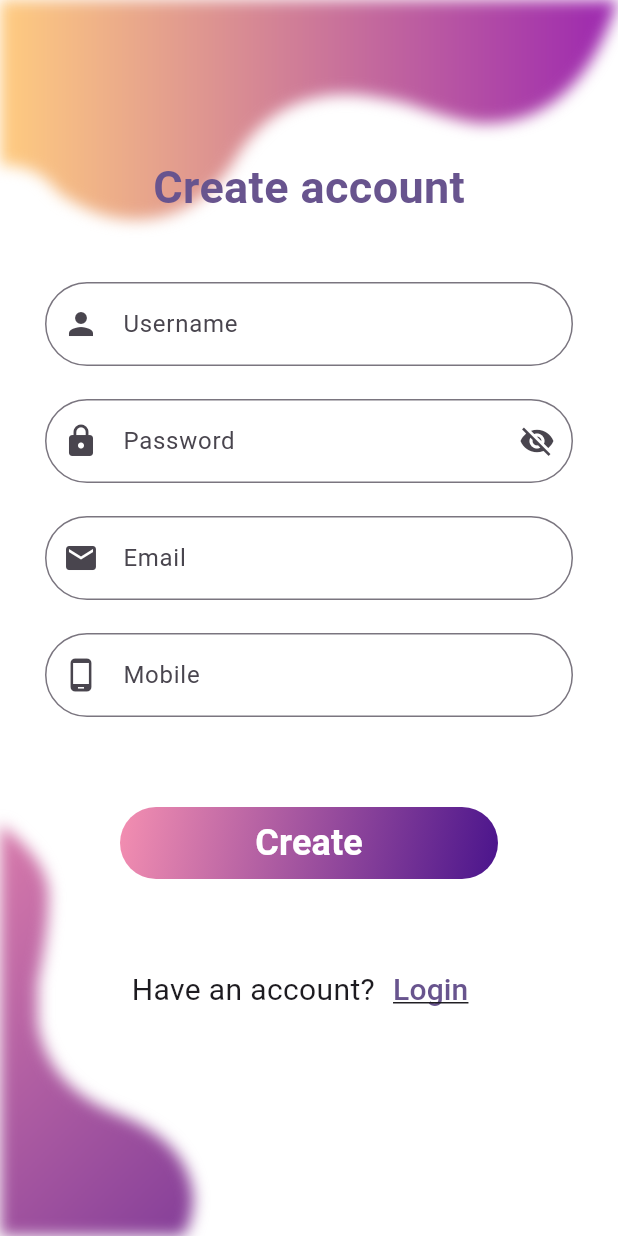
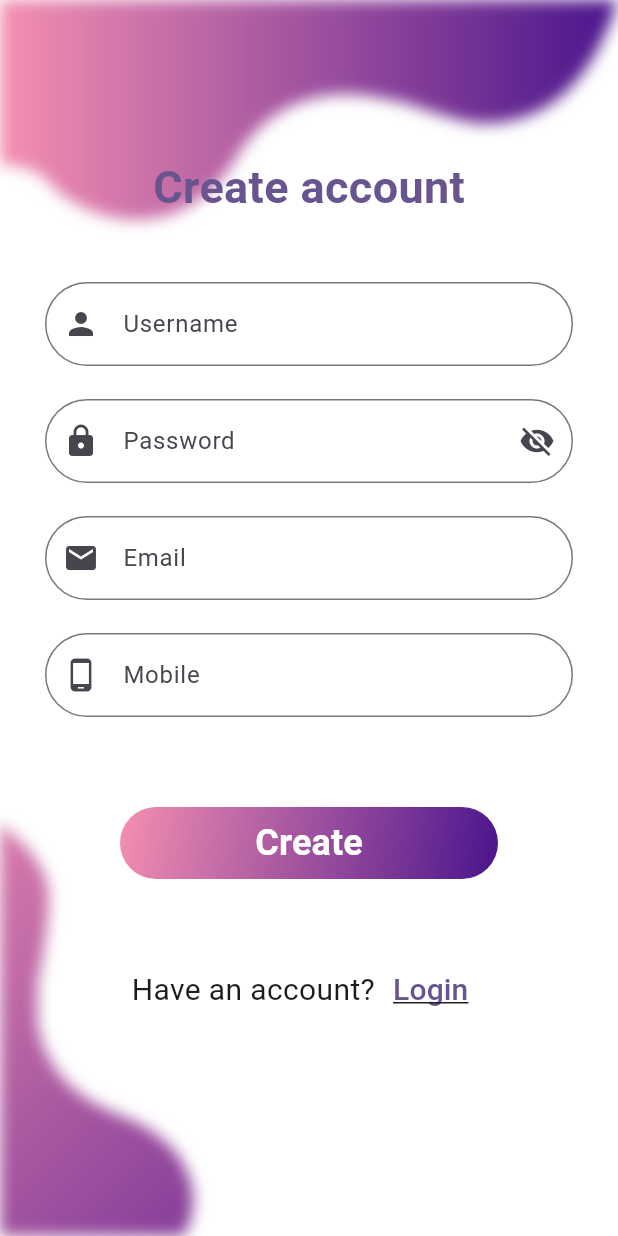
Before and after one commit to GretaAntenucci/Bullet-Buddy, a Flutter app: the CreateAccountPage screen opened by its route, on a phone screen of 412 x 824 dp. Run offline on Flutter 3.47's test engine with Material 3 defaults, Android fonts, the phone set to English and light mode, and no system bars; our stand-ins replace curved_navigation_bar, google_fonts.

Commit message:
style: Unified colors to the buttons ones

```diff
--- a/lib/shapes/bottom_shape.dart
+++ b/lib/shapes/bottom_shape.dart
@@ -9,20 +9,22 @@ class BottomShape extends StatelessWidget {
   @override
   Widget build(BuildContext context) {
     return ImageFiltered(
-      imageFilter: ImageFilter.blur(sigmaY: 5,sigmaX: 5),
+      imageFilter: ImageFilter.blur(sigmaY: 5, sigmaX: 5),
       child: ClipPath(
         clipper: BottomPath(),
         child: Container(
           decoration: BoxDecoration(
             gradient: LinearGradient(
-                begin: Alignment.centerLeft,
-                end: Alignment.bottomRight,
-                colors: [Colors.pink[200]!, Colors.purple[900]!,]
+              begin: Alignment.centerLeft,
+              end: Alignment.bottomRight,
+              colors: [
+                Colors.pink[200]!,
+                Colors.purple[900]!,
+              ],
             ),
           ),
         ),
       ),
-
     );
   }
 }
--- a/lib/shapes/top_shape.dart
+++ b/lib/shapes/top_shape.dart
@@ -9,15 +9,18 @@ class TopShape extends StatelessWidget {
   @override
   Widget build(BuildContext context) {
     return ImageFiltered(
-      imageFilter: ImageFilter.blur(sigmaY: 5,sigmaX: 5),
+      imageFilter: ImageFilter.blur(sigmaY: 5, sigmaX: 5),
       child: ClipPath(
         clipper: TopPath(),
         child: Container(
           decoration: BoxDecoration(
             gradient: LinearGradient(
-                begin: Alignment.topLeft,
-                end: Alignment.topRight,
-                colors: [Colors.orange[200]!, Colors.purple[500]!,]
+              begin: Alignment.topLeft,
+              end: Alignment.topRight,
+              colors: [
+                Colors.pink[200]!,
+                Colors.purple[900]!,
+              ],
             ),
           ),
         ),
```
